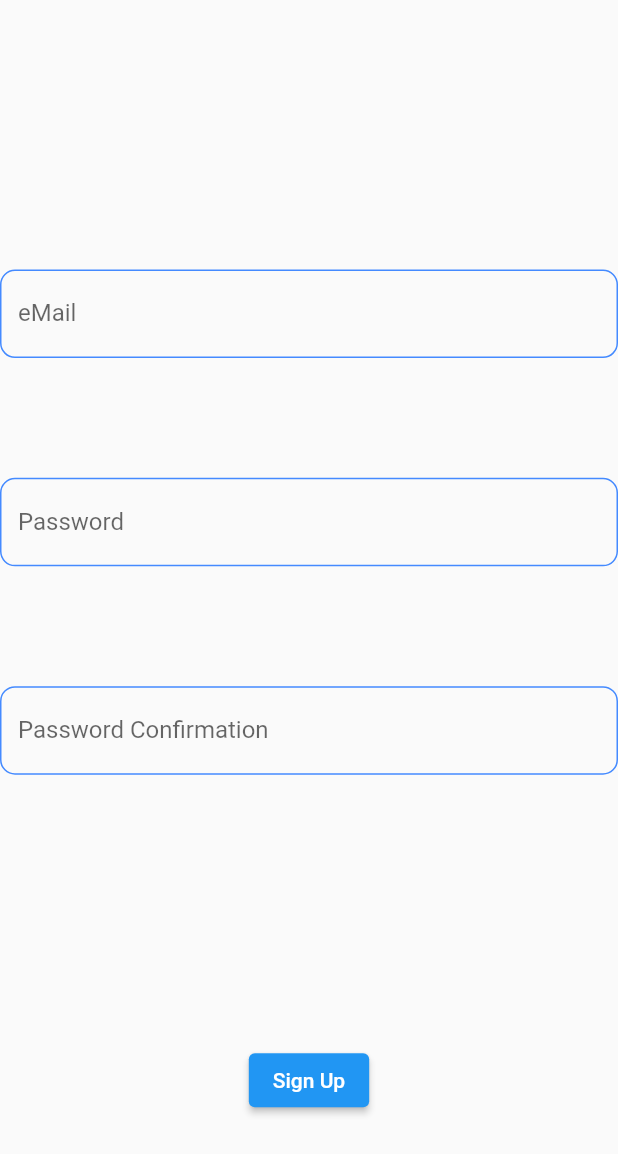
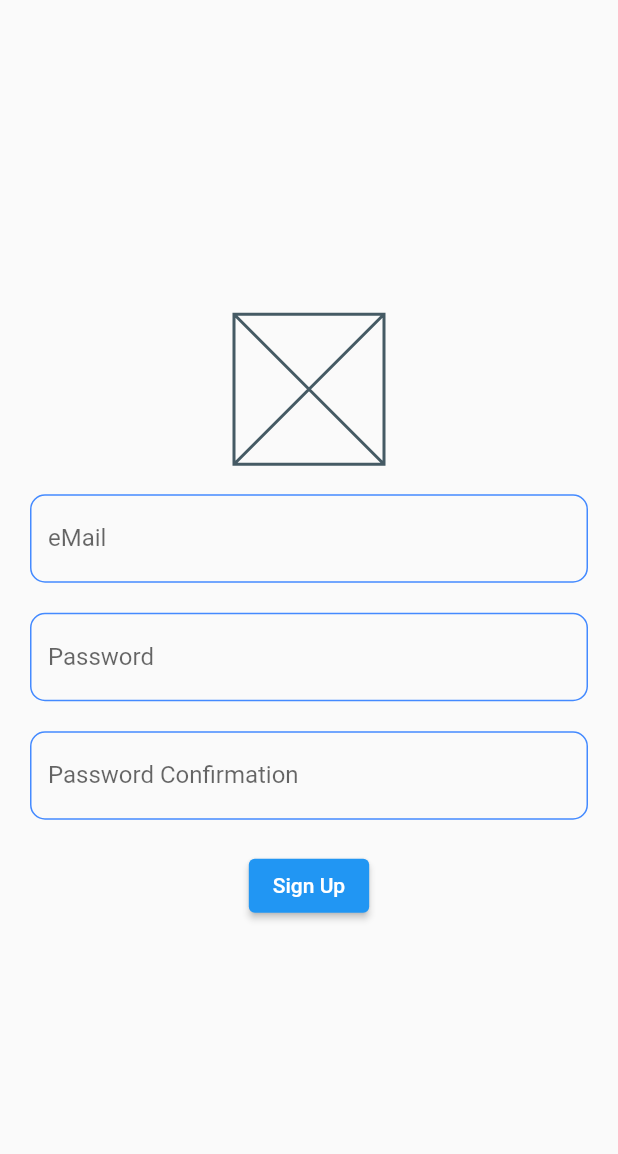
Before and after one commit to Hhanri/pixel_war_app, a Flutter app: the SignUpScreen widget shown alone on an empty page, opened directly, on a phone screen of 412 x 824 dp. Shown: the top 1154 px of the screen. Run offline on Flutter 3.47's test engine with Material 2 defaults, Android fonts, the phone set to English and light mode, and no system bars; our stand-ins replace connectivity_plus, flutter_bloc, supabase_flutter; accounts and stored records are empty.

Commit message:
LogoWidget, SignUpScreen fixed layout

```diff
--- a/lib/screens/sign_up_page.dart
+++ b/lib/screens/sign_up_page.dart
@@ -2,6 +2,7 @@ import 'package:flutter/material.dart';
 import 'package:flutter_bloc/flutter_bloc.dart';
 import 'package:pixel_war_app/bloc/services_bloc.dart';
 import 'package:pixel_war_app/widgets/button_widget.dart';
+import 'package:pixel_war_app/widgets/logo_widget.dart';
 import 'package:pixel_war_app/widgets/text_form_field_widget.dart';
 
 class SignUpScreen extends StatelessWidget {
@@ -15,19 +16,25 @@ class SignUpScreen extends StatelessWidget {
     final TextEditingController passwordController = TextEditingController();
     final TextEditingController passwordConfirmationController = TextEditingController();
 
-    return Center(
-      child: Form(
+    return Form(
       key: formKey,
+      child: Center(
+        child: SingleChildScrollView(
+          padding: const EdgeInsets.symmetric(horizontal: 20),
+          reverse: true,
           child: Column(
-          mainAxisSize: MainAxisSize.max,
+            mainAxisSize: MainAxisSize.min,
             mainAxisAlignment: MainAxisAlignment.spaceEvenly,
+            crossAxisAlignment: CrossAxisAlignment.center,
             children: [
+              const LogoWidget(),
               const SpacerWidget(),
               TextFormFieldWidget(
                 parameters: EmailParameters(
                   controller: emailController
                 ),
               ),
+              const SpacerWidget(),
               TextFormFieldWidget(
                 parameters: PasswordParameters(
                   controller: passwordController,
@@ -35,6 +42,7 @@ class SignUpScreen extends StatelessWidget {
                   hint: "your password"
                 ),
               ),
+              const SpacerWidget(),
               TextFormFieldWidget(
                 parameters: PasswordConfirmationParameters(
                   controller1: passwordConfirmationController,
@@ -52,8 +60,9 @@ class SignUpScreen extends StatelessWidget {
                   }
                 },
                 text: 'Sign Up'
-            )
+              ),
             ],
+          ),
         ),
       ),
     );
--- /dev/null
+++ b/lib/widgets/logo_widget.dart
@@ -0,0 +1,14 @@
+import 'package:flutter/material.dart';
+
+class LogoWidget extends StatelessWidget {
+  const LogoWidget({Key? key}) : super(key: key);
+
+  @override
+  Widget build(BuildContext context) {
+    return const SizedBox(
+      height: 100,
+      width: 100,
+      child: Placeholder()
+    );
+  }
+}
```
Lines whose indentation alone changed are shown as unchanged.
